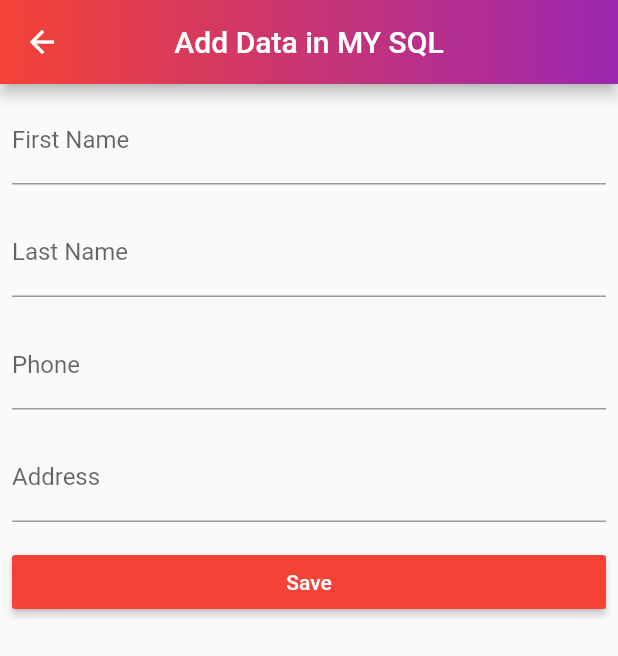
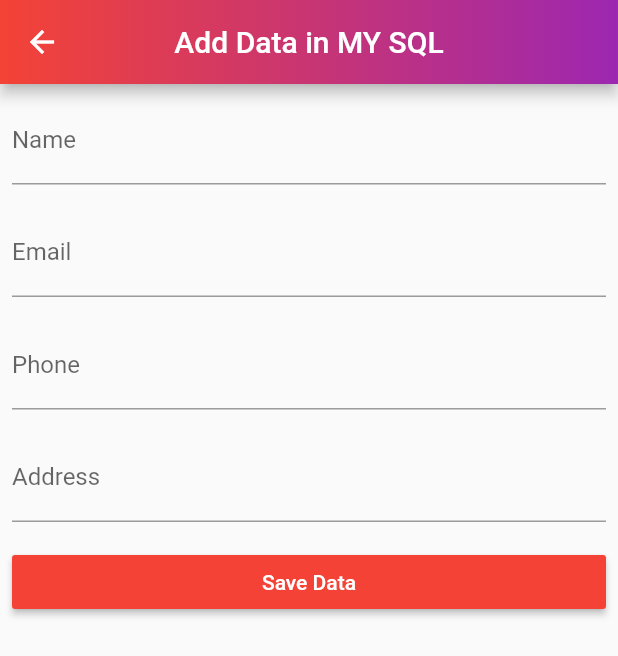
Before and after one commit to mufassalhussain/BSCS_B15_SEC_A_049, a Flutter app: the Add screen opened directly, on a phone screen of 412 x 824 dp. Shown: the top 656 px of the screen. Run offline on Flutter 3.47's test engine with Material 2 defaults, Android fonts, the phone set to English and light mode, and no system bars; our stand-ins replace audioplayers, cloud_firestore, firebase_core; accounts and stored records are empty.

Commit message:
fetching data and sendind data in mysql
fetching data and sendind data in mysql

```diff
--- a/crud_php/lib/addoreditpage.dart
+++ b/crud_php/lib/addoreditpage.dart
@@ -13,8 +13,8 @@ class Add extends StatefulWidget {
 }
 
 class _AddState extends State<Add> {
-  TextEditingController firstName = TextEditingController();
-  TextEditingController lastName = TextEditingController();
+  TextEditingController name = TextEditingController();
+  TextEditingController email = TextEditingController();
   TextEditingController phone = TextEditingController();
   TextEditingController address = TextEditingController();
 
@@ -31,8 +31,8 @@ class _AddState extends State<Add> {
     var url = Uri.parse('https://mufihosting.000webhostapp.com/edit.php');
     http.post(url, body: {
       'id': widget.list[widget.index]['id'],
-      'firstname': firstName.text,
-      'lastname': lastName.text,
+      'name': name.text,
+      'email': email.text,
       'phone': phone.text,
       'address': address.text,
     });
@@ -41,8 +41,8 @@ class _AddState extends State<Add> {
   void add() {
     var url = Uri.parse('https://mufihosting.000webhostapp.com/add.php');
     http.post(url, body: {
-      'firstname': firstName.text,
-      'lastname': lastName.text,
+      'name': name.text,
+      'email': email.text,
       'phone': phone.text,
       'address': address.text,
     });
@@ -70,8 +70,8 @@ class _AddState extends State<Add> {
     super.initState();
     if (widget.index != null) {
       editMode = true;
-      firstName.text = widget.list[widget.index]['firstname'];
-      lastName.text = widget.list[widget.index]['lastname'];
+      name.text = widget.list[widget.index]['name'];
+      email.text = widget.list[widget.index]['email'];
       phone.text = widget.list[widget.index]['phone'];
       address.text = widget.list[widget.index]['address'];
     }
@@ -104,9 +104,37 @@ class _AddState extends State<Add> {
       ),
       body: ListView(
         children: <Widget>[
-          pad('First Name', firstName),
-          pad('Last Name', lastName),
-          pad('Phone', phone),
+          pad('Name', name),
+          Padding(
+            padding: const EdgeInsets.all(8.0),
+            child: TextField(
+              keyboardType: TextInputType.emailAddress,
+              controller: email,
+              decoration: InputDecoration(
+                labelText: "Email",
+                hintStyle: TextStyle(
+                  fontSize: 16,
+                  color: Colors.black,
+                  fontWeight: FontWeight.bold,
+                ),
+              ),
+            ),
+          ),
+          Padding(
+            padding: const EdgeInsets.all(8.0),
+            child: TextField(
+              keyboardType: TextInputType.phone,
+              controller: phone,
+              decoration: InputDecoration(
+                labelText: "Phone",
+                hintStyle: TextStyle(
+                  fontSize: 16,
+                  color: Colors.black,
+                  fontWeight: FontWeight.bold,
+                ),
+              ),
+            ),
+          ),
           pad('Address', address),
           Padding(
             padding: EdgeInsets.all(8),
@@ -114,7 +142,6 @@ class _AddState extends State<Add> {
               onPressed: () {
                 setState(() {
                   addUpdateData();
-                  debugPrint('Adding running');
                 });
                 Navigator.push(
                   context,
@@ -122,11 +149,10 @@ class _AddState extends State<Add> {
                     builder: (context) => Home(),
                   ),
                 );
-                debugPrint('Clicked RaisedButton Button');
               },
               color: Colors.red,
               child: Text(
-                editMode ? 'Update' : 'Save',
+                editMode ? 'Update Data' : 'Save Data',
                 style: TextStyle(color: Colors.white),
               ),
             ),
--- a/crud_php/lib/contacts.dart
+++ b/crud_php/lib/contacts.dart
@@ -32,7 +32,7 @@ class _aboutusState extends State<aboutus> {
             gradient: LinearGradient(
               begin: Alignment.centerLeft,
               end: Alignment.centerRight,
-              colors: [Colors.purple, Colors.blue],
+              colors: [Colors.red, Colors.purple],
             ),
           ),
         ),
--- a/crud_php/lib/main.dart
+++ b/crud_php/lib/main.dart
@@ -107,8 +107,8 @@ class _HomeState extends State<Home> {
                           );
                         },
                       ),
-                      title: Text(list[index]['firstname']),
-                      subtitle: Text(list[index]['phone']),
+                      title: Text(list[index]['name']),
+                      subtitle: Text(list[index]['email']),
                       trailing: GestureDetector(
                         child: Icon(
                           Icons.delete,
@@ -122,7 +122,6 @@ class _HomeState extends State<Home> {
                               'id': list[index]['id'],
                             });
                           });
-                          debugPrint('delete Clicked');
                         },
                       ),
                     );
```
Also changed, not shown: crud_php/lib/home.dart (+5 -6 lines), crud_php/lib/splash.dart (+6 -28 lines).
